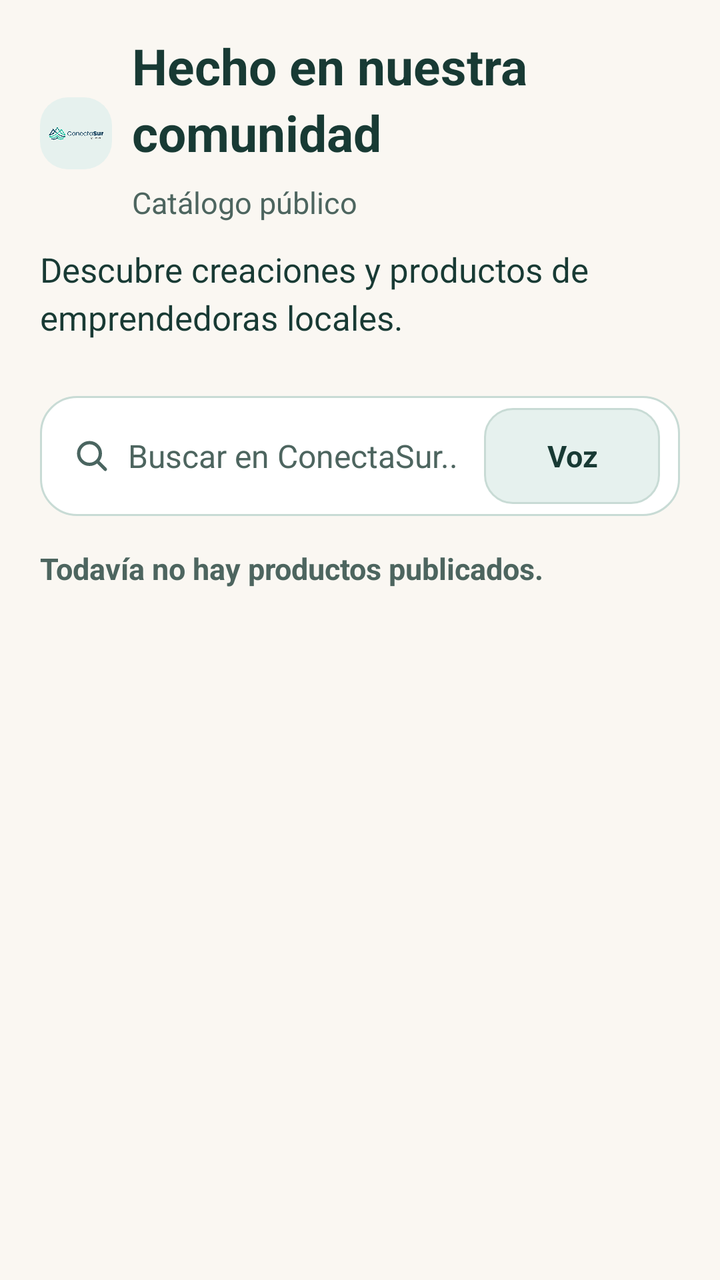
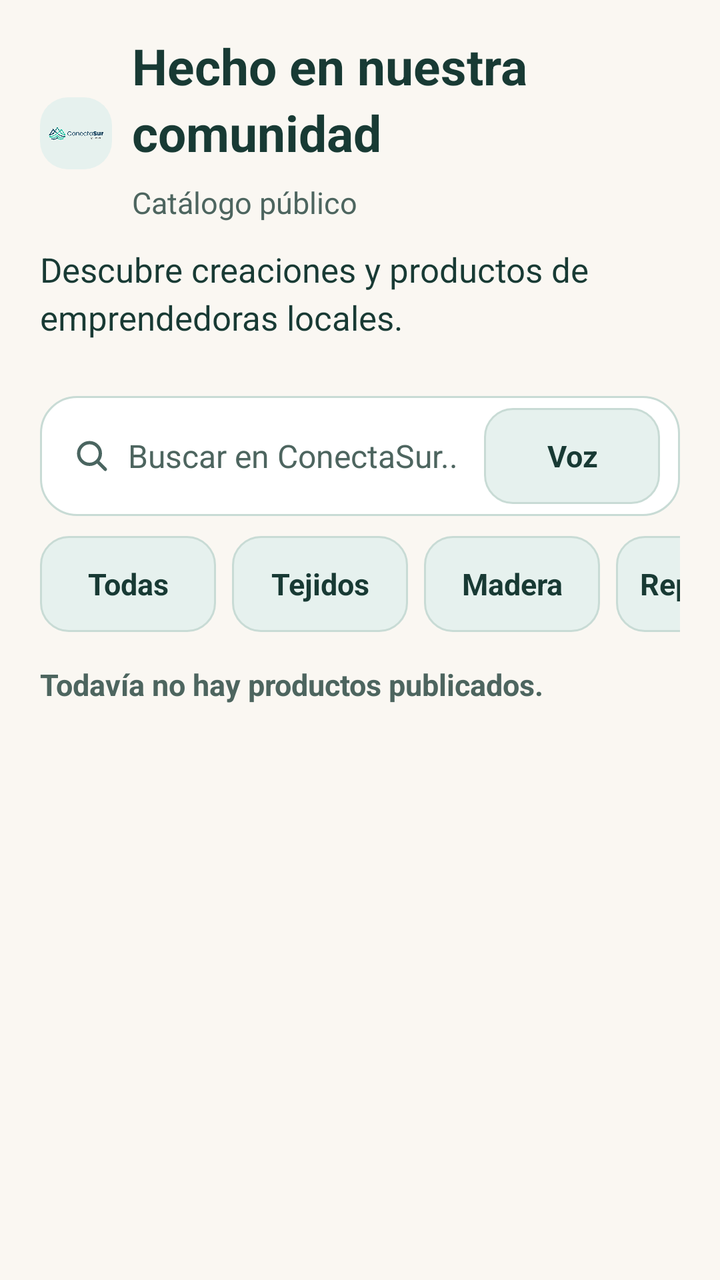

Compare the two renders of this Android layout. The source of the first and the diff that turns it into the second are given below.
<!-- AndroidManifest.xml: application theme Theme.ConectaSur -->
<!-- res/layout/screen_catalog.xml -->
<?xml version="1.0" encoding="utf-8"?>
<ScrollView xmlns:android="http://schemas.android.com/apk/res/android"
    android:id="@+id/page_scroll"
    android:layout_width="match_parent"
    android:layout_height="match_parent"
    android:background="?attr/appBackground"
    android:fillViewport="true">

    <LinearLayout
        android:layout_width="match_parent"
        android:layout_height="wrap_content"
        android:orientation="vertical"
        android:paddingHorizontal="@dimen/space_lg"
        android:paddingTop="@dimen/space_md"
        android:paddingBottom="@dimen/space_xl">

        
        <LinearLayout
            android:layout_width="match_parent"
            android:layout_height="wrap_content"
            android:gravity="center_vertical"
            android:orientation="horizontal">

            <ImageView
                android:id="@+id/catalog_brand_logo"
                android:layout_width="36dp"
                android:layout_height="36dp"
                android:background="@drawable/photo_frame_bg"
                android:contentDescription="Logo ConectaSur"
                android:padding="4dp"
                android:scaleType="fitCenter"
                android:src="@drawable/conectasur_logo" />

            <LinearLayout
                android:layout_width="0dp"
                android:layout_height="wrap_content"
                android:layout_marginStart="@dimen/space_sm"
                android:layout_weight="1"
                android:orientation="vertical">

                <TextView
                    android:id="@+id/page_title"
                    style="@style/ConectaSur.Title"
                    android:layout_width="match_parent"
                    android:layout_height="wrap_content"
                    android:text="@string/catalog_title" />

                <TextView
                    android:id="@+id/catalog_mode"
                    style="@style/ConectaSur.Label"
                    android:layout_width="match_parent"
                    android:layout_height="wrap_content"
                    android:text="Catálogo público" />
            </LinearLayout>
        </LinearLayout>

        <TextView
            android:id="@+id/catalog_intro"
            style="@style/ConectaSur.Body"
            android:layout_width="match_parent"
            android:layout_height="wrap_content"
            android:layout_marginTop="@dimen/space_xs"
            android:text="@string/catalog_intro" />

        
        <LinearLayout
            android:id="@+id/catalog_owner_banner"
            android:layout_width="match_parent"
            android:layout_height="wrap_content"
            android:layout_marginTop="@dimen/space_md"
            android:background="@drawable/status_banner_bg"
            android:orientation="vertical"
            android:padding="@dimen/space_md"
            android:visibility="gone">

            <TextView
                style="@style/ConectaSur.Body"
                android:layout_width="match_parent"
                android:layout_height="wrap_content"
                android:text="Estás viendo tu tienda como la ve el público."
                android:textStyle="bold" />

            <Button
                android:id="@+id/catalog_go_to_manager"
                style="@style/ConectaSur.Button.Tonal"
                android:layout_width="match_parent"
                android:layout_height="wrap_content"
                android:layout_marginTop="@dimen/space_sm"
                android:text="Volver a mis productos" />
        </LinearLayout>

        
        <LinearLayout
            android:layout_width="match_parent"
            android:layout_height="wrap_content"
            android:layout_marginTop="@dimen/space_md"
            android:background="@drawable/card_surface"
            android:gravity="center_vertical"
            android:orientation="horizontal"
            android:paddingHorizontal="10dp"
            android:paddingVertical="6dp">

            <TextView
                android:id="@+id/search_label"
                style="@style/ConectaSur.Label"
                android:layout_width="wrap_content"
                android:layout_height="wrap_content"
                android:labelFor="@id/search_input"
                android:text="@string/search_label"
                android:visibility="gone" />

            <EditText
                android:id="@+id/search_input"
                android:layout_width="0dp"
                android:layout_height="wrap_content"
                android:layout_weight="1"
                android:autofillHints=""
                android:background="@android:color/transparent"
                android:drawableStart="@drawable/ic_search"
                android:drawablePadding="8dp"
                android:hint="Buscar en ConectaSur..."
                android:imeOptions="actionSearch"
                android:inputType="textCapSentences"
                android:minHeight="48dp"
                android:paddingHorizontal="6dp"
                android:singleLine="true"
                android:textColor="?attr/appInk"
                android:textColorHint="?attr/appMuted"
                android:textSize="16sp" />

            <Button
                android:id="@+id/voice_search"
                style="@style/ConectaSur.Button.Compact"
                android:layout_width="wrap_content"
                android:layout_height="wrap_content"
                android:layout_marginStart="6dp"
                android:contentDescription="Buscar productos con la voz"
                android:paddingHorizontal="12dp"
                android:text="Voz" />
        </LinearLayout>

        <Button
            android:id="@+id/clear_search"
            style="@style/ConectaSur.Button.Compact"
            android:layout_width="wrap_content"
            android:layout_height="wrap_content"
            android:layout_marginTop="@dimen/space_xs"
            android:text="@string/clear_search"
            android:visibility="gone" />

        
        <TextView
            android:id="@+id/catalog_status"
            style="@style/ConectaSur.Label"
            android:layout_width="match_parent"
            android:layout_height="wrap_content"
            android:layout_marginTop="@dimen/space_sm"
            android:visibility="gone" />

        <TextView
            android:id="@+id/results_count"
            style="@style/ConectaSur.Label"
            android:layout_width="match_parent"
            android:layout_height="wrap_content"
            android:layout_marginTop="@dimen/space_md"
            android:layout_marginBottom="@dimen/space_sm"
            android:text="@string/empty_catalog"
            android:textStyle="bold" />

        <LinearLayout
            android:id="@+id/product_list"
            android:layout_width="match_parent"
            android:layout_height="wrap_content"
            android:orientation="vertical" />

        <TextView
            android:id="@+id/empty_message"
            style="@style/ConectaSur.Body"
            android:layout_width="match_parent"
            android:layout_height="wrap_content"
            android:background="@drawable/card_surface"
            android:padding="@dimen/space_lg"
            android:text="@string/empty_search"
            android:visibility="gone" />
    </LinearLayout>
</ScrollView>
<!-- resources referenced by this layout -->
<resources>
  <dimen name="space_lg">20dp</dimen>
  <dimen name="space_md">16dp</dimen>
  <dimen name="space_sm">10dp</dimen>
  <dimen name="space_xl">28dp</dimen>
  <dimen name="space_xs">6dp</dimen>
  <!-- drawable card_surface (drawable) -->
  <?xml version="1.0" encoding="utf-8"?>
  <shape xmlns:android="http://schemas.android.com/apk/res/android">
      <solid android:color="?attr/appSurface" />
      <stroke android:width="1dp" android:color="?attr/appBorder" />
      <corners android:radius="18dp" />
  </shape>
  <!-- drawable photo_frame_bg (drawable) -->
  <?xml version="1.0" encoding="utf-8"?>
  <shape xmlns:android="http://schemas.android.com/apk/res/android">
      <solid android:color="@color/conectasur_forest_soft" />
      <corners android:radius="14dp" />
  </shape>
  <!-- drawable status_banner_bg (drawable) -->
  <?xml version="1.0" encoding="utf-8"?>
  <shape xmlns:android="http://schemas.android.com/apk/res/android">
      <solid android:color="@color/conectasur_forest_soft" />
      <stroke android:width="1dp" android:color="@color/conectasur_forest_border" />
      <corners android:radius="14dp" />
  </shape>
  <string name="catalog_intro">Descubre creaciones y productos de emprendedoras locales.</string>
  <string name="catalog_title">Hecho en nuestra comunidad</string>
  <string name="clear_search">Borrar búsqueda</string>
  <string name="empty_catalog">Todavía no hay productos publicados.</string>
  <string name="empty_search">No encontramos productos con ese nombre. Prueba con otra palabra.</string>
  <string name="search_label">Buscar un producto</string>
  <style name="ConectaSur.Body" parent="android:Widget.TextView">
          <item name="android:textSize">17sp</item>
          <item name="android:textColor">?attr/appInk</item>
          <item name="android:lineSpacingMultiplier">1.2</item>
          <item name="android:layout_marginBottom">12dp</item>
      </style>
  <style name="ConectaSur.Button.Compact" parent="ConectaSur.Button.Tonal">
          <item name="android:textSize">15sp</item>
          <item name="android:minHeight">48dp</item>
          <item name="android:paddingStart">12dp</item>
          <item name="android:paddingEnd">12dp</item>
          <item name="android:paddingTop">6dp</item>
          <item name="android:paddingBottom">6dp</item>
          <item name="android:layout_marginBottom">0dp</item>
          <item name="android:drawablePadding">6dp</item>
      </style>
  <style name="ConectaSur.Button.Tonal" parent="ConectaSur.Button">
          <item name="android:background">@drawable/button_tonal</item>
          <item name="android:textColor">?attr/appInk</item>
      </style>
  <style name="ConectaSur.Label" parent="ConectaSur.Body">
          <item name="android:textSize">15sp</item>
          <item name="android:textColor">?attr/appMuted</item>
          <item name="android:layout_marginBottom">6dp</item>
      </style>
  <style name="ConectaSur.Title" parent="android:Widget.TextView">
          <item name="android:textSize">25sp</item>
          <item name="android:textStyle">bold</item>
          <item name="android:textColor">?attr/appInk</item>
          <item name="android:lineSpacingMultiplier">1.12</item>
          <item name="android:layout_marginBottom">8dp</item>
      </style>
  <color name="conectasur_forest_soft">#E6F1EE</color>
  <color name="conectasur_forest_border">#C8DBD5</color>
  <color name="conectasur_cream">#FAF7F2</color>
  <color name="conectasur_forest">#1A7B6E</color>
  <color name="conectasur_ink">#183A34</color>
  <color name="conectasur_muted">#4D655F</color>
  <color name="conectasur_surface">#FFFFFF</color>
  <!-- unchanged entries left out for length: 6 -->
</resources>

<!-- the commit's change to res/layout/screen_catalog.xml (unified diff, before → after) -->
@@ -139,6 +139,59 @@
                 android:text="Voz" />
         </LinearLayout>
 
+        
+        <HorizontalScrollView
+            android:layout_width="match_parent"
+            android:layout_height="wrap_content"
+            android:layout_marginTop="@dimen/space_sm"
+            android:scrollbars="none">
+
+            <LinearLayout
+                android:layout_width="wrap_content"
+                android:layout_height="wrap_content"
+                android:orientation="horizontal">
+
+                <Button
+                    android:id="@+id/catalog_cat_all"
+                    style="@style/ConectaSur.Button.Compact"
+                    android:layout_width="wrap_content"
+                    android:layout_height="wrap_content"
+                    android:layout_marginEnd="8dp"
+                    android:text="Todas" />
+
+                <Button
+                    android:id="@+id/catalog_cat_tejidos"
+                    style="@style/ConectaSur.Button.Compact"
+                    android:layout_width="wrap_content"
+                    android:layout_height="wrap_content"
+                    android:layout_marginEnd="8dp"
+                    android:text="Tejidos" />
+
+                <Button
+                    android:id="@+id/catalog_cat_madera"
+                    style="@style/ConectaSur.Button.Compact"
+                    android:layout_width="wrap_content"
+                    android:layout_height="wrap_content"
+                    android:layout_marginEnd="8dp"
+                    android:text="Madera" />
+
+                <Button
+                    android:id="@+id/catalog_cat_reposteria"
+                    style="@style/ConectaSur.Button.Compact"
+                    android:layout_width="wrap_content"
+                    android:layout_height="wrap_content"
+                    android:layout_marginEnd="8dp"
+                    android:text="Repostería" />
+
+                <Button
+                    android:id="@+id/catalog_cat_conservas"
+                    style="@style/ConectaSur.Button.Compact"
+                    android:layout_width="wrap_content"
+                    android:layout_height="wrap_content"
+                    android:text="Conservas" />
+            </LinearLayout>
+        </HorizontalScrollView>
+
         <Button
             android:id="@+id/clear_search"
             style="@style/ConectaSur.Button.Compact"
